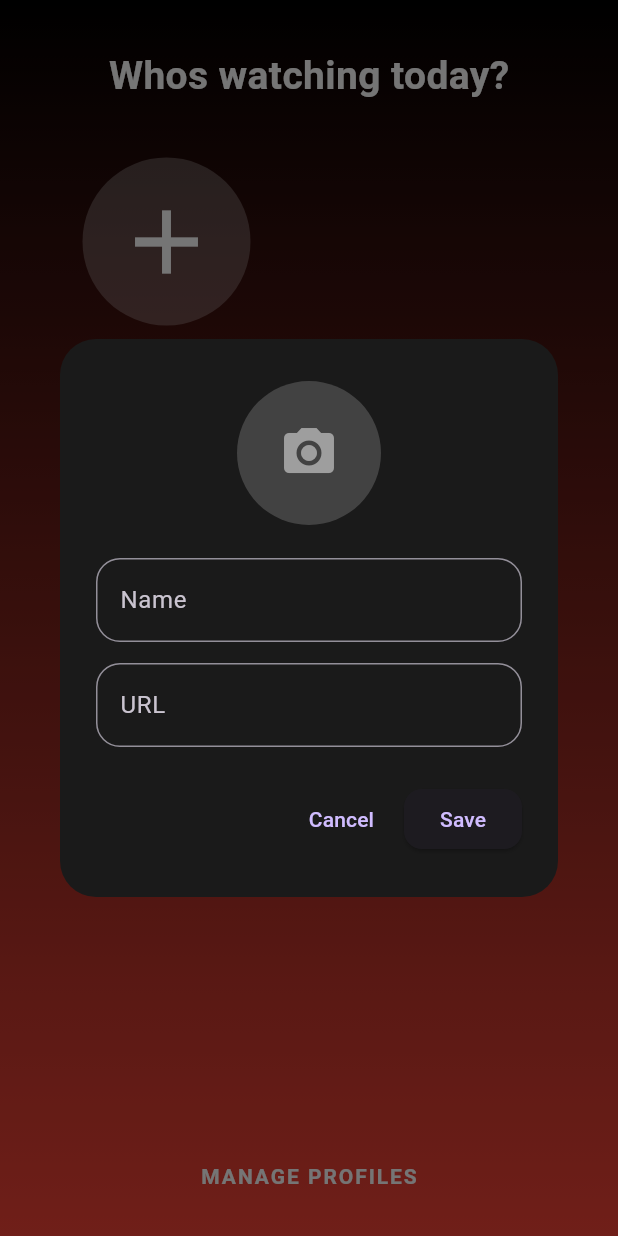
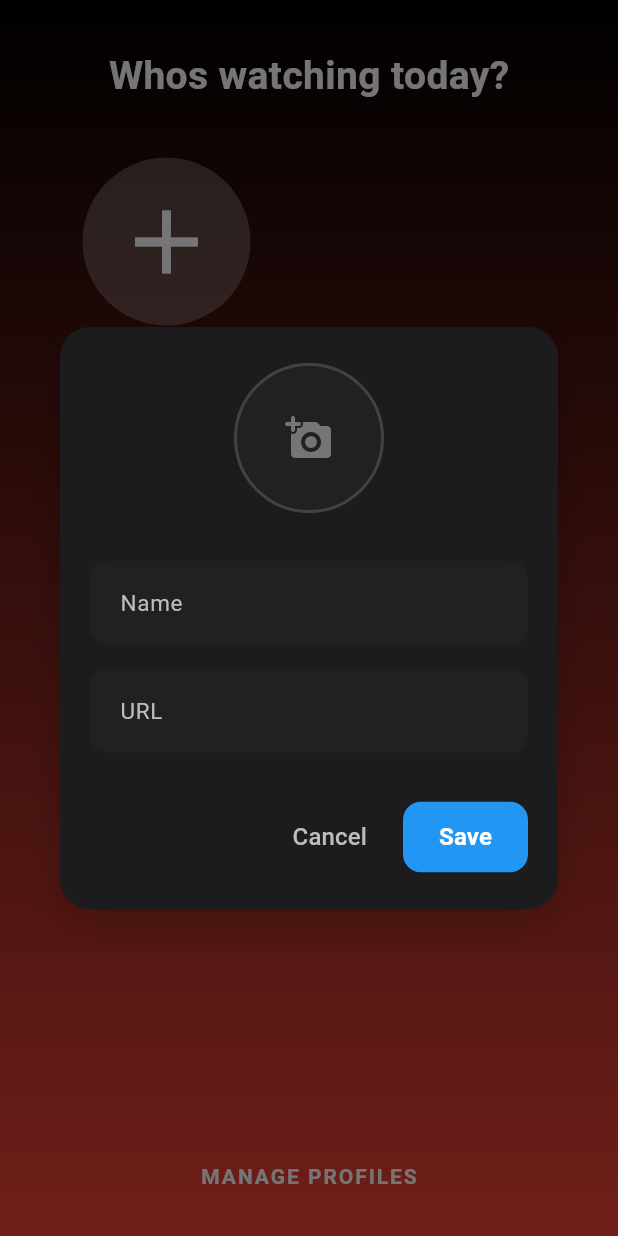
Before and after one commit to Vanderbiller/IPTV-App, a Flutter app: the screen it shows after launch, after a tap on "Add Profile", on a phone screen of 412 x 824 dp. Run offline on Flutter 3.47's test engine with Material 3 defaults, Android fonts, the phone set to English and light mode, and no system bars; our stand-ins replace cached_network_image, image_picker, shared_preferences.

Commit message:
updated the add profile widget to make it look cleaner and more sleek.

```diff
--- a/lib/screens/profile_screen.dart
+++ b/lib/screens/profile_screen.dart
@@ -11,10 +11,10 @@ class ProfileScreen extends StatefulWidget {
   const ProfileScreen({super.key, this.title = "Whos watching today?"});
 
   @override
-  _ProfileScreenState createState() => _ProfileScreenState();
+  ProfileScreenState createState() => ProfileScreenState();
 }
 
-class _ProfileScreenState extends State<ProfileScreen> {
+class ProfileScreenState extends State<ProfileScreen> {
   final ProfileManager _profileManager = ProfileManager();
   List<Profile> _profiles = [];
   bool _isLoading = true;
@@ -145,7 +145,7 @@ class _ProfileTile extends StatelessWidget {
   final Profile profile;
   final VoidCallback onTap;
 
-  const _ProfileTile({super.key, required this.profile, required this.onTap});
+  const _ProfileTile({required this.profile, required this.onTap});
 
   @override
   Widget build(BuildContext context) {
@@ -190,7 +190,7 @@ class _ProfileTile extends StatelessWidget {
 
 class _AddProfileTile extends StatelessWidget {
   final VoidCallback onTap;
-  const _AddProfileTile({super.key, required this.onTap});
+  const _AddProfileTile({required this.onTap});
 
   @override
   Widget build(BuildContext context) {
--- a/lib/widgets/add_profile_widget.dart
+++ b/lib/widgets/add_profile_widget.dart
@@ -72,10 +72,21 @@ Future<void> _pickImage() async {
     final isDark = Theme.of(context).brightness == Brightness.dark;
 
     return Dialog(
-      backgroundColor: isDark ? const Color(0xff1a1a1a) : Colors.white,
-      shape: RoundedRectangleBorder(borderRadius: BorderRadius.circular(24)),
+      backgroundColor: Colors.transparent,
+      child: Container(
+        decoration: BoxDecoration(
+          color: isDark ? const Color(0xff1c1c1e) : Colors.white,
+          borderRadius: BorderRadius.circular(20),
+          boxShadow: [
+            BoxShadow(
+              color: Colors.black.withOpacity(0.2),
+              blurRadius: 20,
+              offset: const Offset(0, 10),
+            ),
+          ],
+        ),
         child: Padding(
-        padding: const EdgeInsets.symmetric(horizontal: 24, vertical: 28),
+          padding: const EdgeInsets.symmetric(horizontal: 20, vertical: 24),
           child: SingleChildScrollView(
             child: Form(
               key: _formKey,
@@ -84,54 +95,118 @@ Future<void> _pickImage() async {
                 children: [
                   GestureDetector(
                     onTap: _pickImage,
-                  child: CircleAvatar(
-                    radius: 48,
-                    backgroundColor: isDark ? Colors.grey[800] : Colors.grey[200],
-                    backgroundImage:
-                        _imagePath != null ? FileImage(File(_imagePath!)) : null,
-                    child: _imagePath == null
-                        ? Icon(Icons.camera_alt, size: 40, color: Colors.grey[500])
-                        : null,
+                    child: Container(
+                      width: 100,
+                      height: 100,
+                      decoration: BoxDecoration(
+                        shape: BoxShape.circle,
+                        color: isDark ? Colors.grey[900] : Colors.grey[100],
+                        border: Border.all(
+                          color: isDark ? Colors.grey[800]! : Colors.grey[300]!,
+                          width: 2,
                         ),
                       ),
-                const SizedBox(height: 22),
+                      child: _imagePath != null
+                          ? ClipOval(
+                              child: Image.file(
+                                File(_imagePath!),
+                                fit: BoxFit.cover,
+                              ),
+                            )
+                          : Icon(
+                              Icons.add_a_photo_rounded,
+                              size: 32,
+                              color: isDark ? Colors.grey[600] : Colors.grey[400],
+                            ),
+                    ),
+                  ),
+                  const SizedBox(height: 32),
                   TextFormField(
                     controller: _nameController,
-                  decoration: const InputDecoration(
+                    style: TextStyle(
+                      color: isDark ? Colors.white : Colors.black87,
+                      fontSize: 16,
+                    ),
+                    decoration: InputDecoration(
                       labelText: "Name",
-                    border: OutlineInputBorder(borderRadius: BorderRadius.all(Radius.circular(16))),
+                      labelStyle: TextStyle(
+                        color: isDark ? Colors.grey[400] : Colors.grey[600],
+                        fontSize: 15,
+                      ),
+                      filled: true,
+                      fillColor: isDark ? Colors.grey[900] : Colors.grey[50],
+                      border: OutlineInputBorder(
+                        borderRadius: BorderRadius.circular(12),
+                        borderSide: BorderSide.none,
+                      ),
+                      contentPadding: const EdgeInsets.symmetric(horizontal: 16, vertical: 16),
                     ),
                     textInputAction: TextInputAction.next,
                     validator: (v) =>
                         (v == null || v.trim().isEmpty) ? "Enter a name" : null,
                   ),
-                const SizedBox(height: 14),
+                  const SizedBox(height: 16),
                   TextFormField(
                     controller: _urlController,
-                  decoration: const InputDecoration(
+                    style: TextStyle(
+                      color: isDark ? Colors.white : Colors.black87,
+                      fontSize: 16,
+                    ),
+                    decoration: InputDecoration(
                       labelText: "URL",
-                    border: OutlineInputBorder(borderRadius: BorderRadius.all(Radius.circular(16))),
+                      labelStyle: TextStyle(
+                        color: isDark ? Colors.grey[400] : Colors.grey[600],
+                        fontSize: 15,
+                      ),
+                      filled: true,
+                      fillColor: isDark ? Colors.grey[900] : Colors.grey[50],
+                      border: OutlineInputBorder(
+                        borderRadius: BorderRadius.circular(12),
+                        borderSide: BorderSide.none,
+                      ),
+                      contentPadding: const EdgeInsets.symmetric(horizontal: 16, vertical: 16),
                     ),
                     textInputAction: TextInputAction.done,
                     validator: (v) =>
                         (v == null || v.trim().isEmpty) ? "Enter a URL" : null,
                   ),
-                const SizedBox(height: 24),
+                  const SizedBox(height: 32),
                   Row(
                     mainAxisAlignment: MainAxisAlignment.end,
                     children: [
                       TextButton(
                         onPressed: () => Navigator.of(context).pop(),
-                      child: const Text("Cancel"),
+                        style: TextButton.styleFrom(
+                          foregroundColor: isDark ? Colors.grey[400] : Colors.grey[600],
+                          padding: const EdgeInsets.symmetric(horizontal: 16, vertical: 12),
+                        ),
+                        child: const Text(
+                          "Cancel",
+                          style: TextStyle(
+                            fontSize: 16,
+                            fontWeight: FontWeight.w500,
+                          ),
+                        ),
                       ),
                       const SizedBox(width: 8),
                       ElevatedButton(
                         onPressed: _isSaving ? null : _save,
                         style: ElevatedButton.styleFrom(
+                          backgroundColor: Colors.blue,
+                          foregroundColor: Colors.white,
+                          elevation: 0,
+                          padding: const EdgeInsets.symmetric(horizontal: 24, vertical: 12),
                           shape: RoundedRectangleBorder(
-                            borderRadius: BorderRadius.circular(12)),
+                            borderRadius: BorderRadius.circular(12),
                           ),
-                      child: const Text("Save"),
+                        ),
+                        child: const Text(
+                          "Save",
+                          style: TextStyle(
+                            fontSize: 16,
+                            fontWeight: FontWeight.w600,
+                          ),
+                        ),
                       ),
                     ],
                   ),
@@ -140,6 +215,7 @@ Future<void> _pickImage() async {
             ),
           ),
         ),
+      ),
     );
   }
 }
```
Lines whose indentation alone changed are shown as unchanged.
